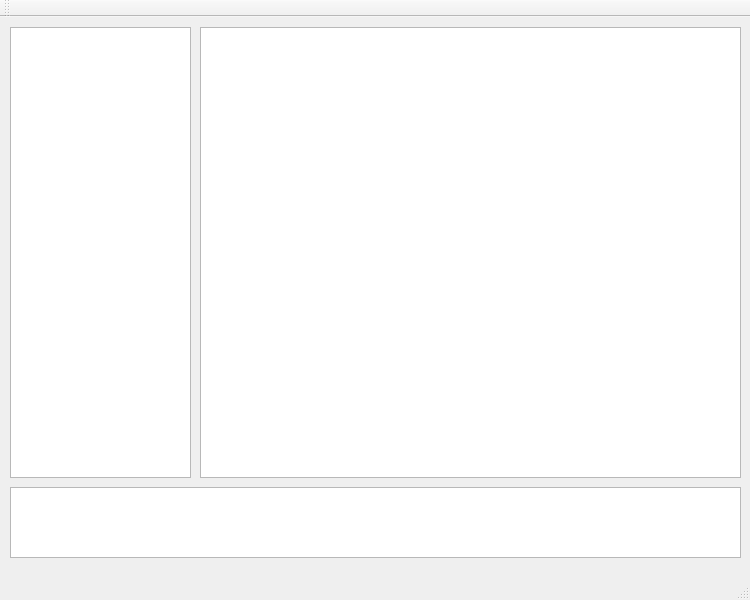
The window that Milestone3_Interface/mainwindow.ui (haverma/Distributed_Chat-System) describes before a commit, drawn with Qt 5.
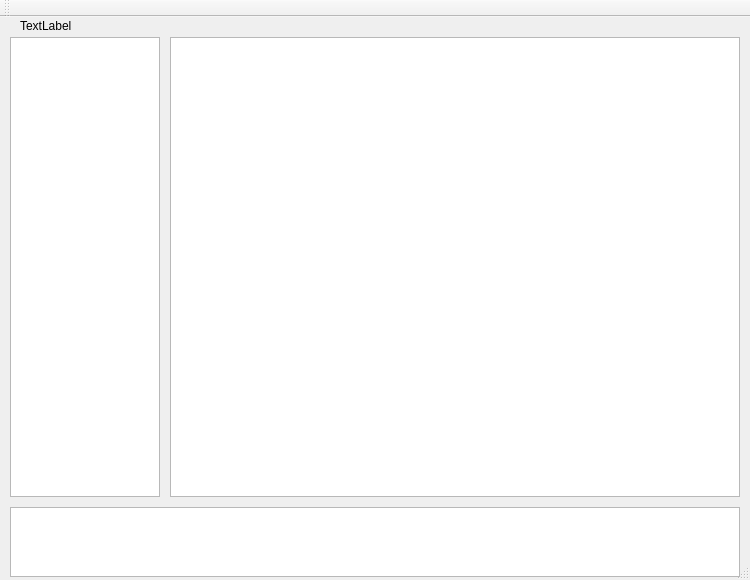
The same window after the commit.

Commit message: added server/client status and stylesheet

The edit to the form file:
```diff
--- a/Milestone3_Interface/mainwindow.ui
+++ b/Milestone3_Interface/mainwindow.ui
@@ -7,7 +7,7 @@
     <x>0</x>
     <y>0</y>
     <width>750</width>
-    <height>600</height>
+    <height>580</height>
    </rect>
   </property>
   <property name="sizePolicy">
@@ -19,13 +19,13 @@
   <property name="minimumSize">
    <size>
     <width>750</width>
-    <height>600</height>
+    <height>580</height>
    </size>
   </property>
   <property name="maximumSize">
    <size>
     <width>750</width>
-    <height>600</height>
+    <height>580</height>
    </size>
   </property>
   <property name="windowTitle">
@@ -38,13 +38,25 @@
      <verstretch>0</verstretch>
     </sizepolicy>
    </property>
+   <property name="minimumSize">
+    <size>
+     <width>750</width>
+     <height>580</height>
+    </size>
+   </property>
+   <property name="maximumSize">
+    <size>
+     <width>750</width>
+     <height>580</height>
+    </size>
+   </property>
    <widget class="QPlainTextEdit" name="messageBox">
     <property name="geometry">
      <rect>
       <x>10</x>
-      <y>470</y>
-      <width>731</width>
-      <height>71</height>
+      <y>490</y>
+      <width>730</width>
+      <height>70</height>
      </rect>
     </property>
     <property name="sizePolicy">
@@ -53,14 +65,26 @@
       <verstretch>0</verstretch>
      </sizepolicy>
     </property>
+    <property name="minimumSize">
+     <size>
+      <width>730</width>
+      <height>70</height>
+     </size>
+    </property>
+    <property name="maximumSize">
+     <size>
+      <width>730</width>
+      <height>70</height>
+     </size>
+    </property>
    </widget>
    <widget class="QTextBrowser" name="chatMessages">
     <property name="geometry">
      <rect>
-      <x>200</x>
-      <y>10</y>
-      <width>541</width>
-      <height>451</height>
+      <x>170</x>
+      <y>20</y>
+      <width>570</width>
+      <height>460</height>
      </rect>
     </property>
     <property name="sizePolicy">
@@ -69,10 +93,16 @@
       <verstretch>0</verstretch>
      </sizepolicy>
     </property>
+    <property name="minimumSize">
+     <size>
+      <width>570</width>
+      <height>460</height>
+     </size>
+    </property>
     <property name="maximumSize">
      <size>
-      <width>541</width>
-      <height>16777215</height>
+      <width>570</width>
+      <height>460</height>
      </size>
     </property>
    </widget>
@@ -80,11 +110,23 @@
     <property name="geometry">
      <rect>
       <x>10</x>
-      <y>10</y>
-      <width>181</width>
-      <height>451</height>
+      <y>20</y>
+      <width>150</width>
+      <height>460</height>
      </rect>
     </property>
+    <property name="minimumSize">
+     <size>
+      <width>150</width>
+      <height>460</height>
+     </size>
+    </property>
+    <property name="maximumSize">
+     <size>
+      <width>150</width>
+      <height>460</height>
+     </size>
+    </property>
     <property name="editTriggers">
      <set>QAbstractItemView::NoEditTriggers</set>
     </property>
@@ -92,6 +134,19 @@
      <bool>false</bool>
     </property>
    </widget>
+   <widget class="QLabel" name="serverLabel">
+    <property name="geometry">
+     <rect>
+      <x>20</x>
+      <y>0</y>
+      <width>60</width>
+      <height>18</height>
+     </rect>
+    </property>
+    <property name="text">
+     <string>TextLabel</string>
+    </property>
+   </widget>
   </widget>
   <widget class="QMenuBar" name="menuBar">
    <property name="geometry">
```
Left out of the diff: 2 changed lines with no effect on the pictures. The commit also changes 6 other files.
